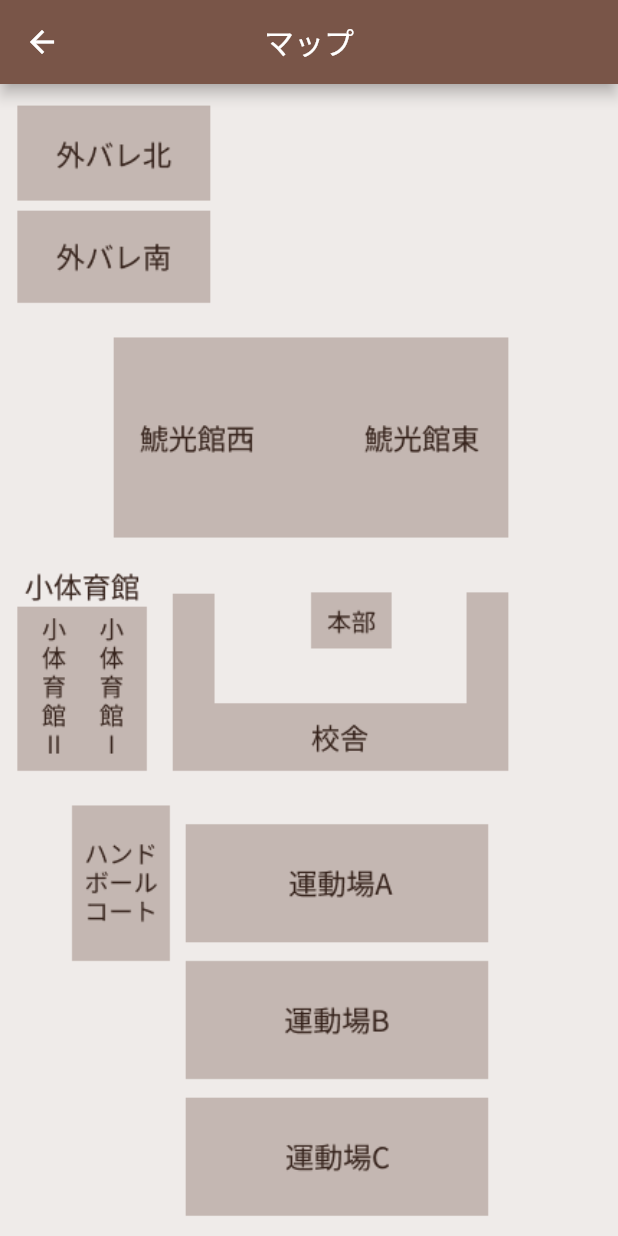
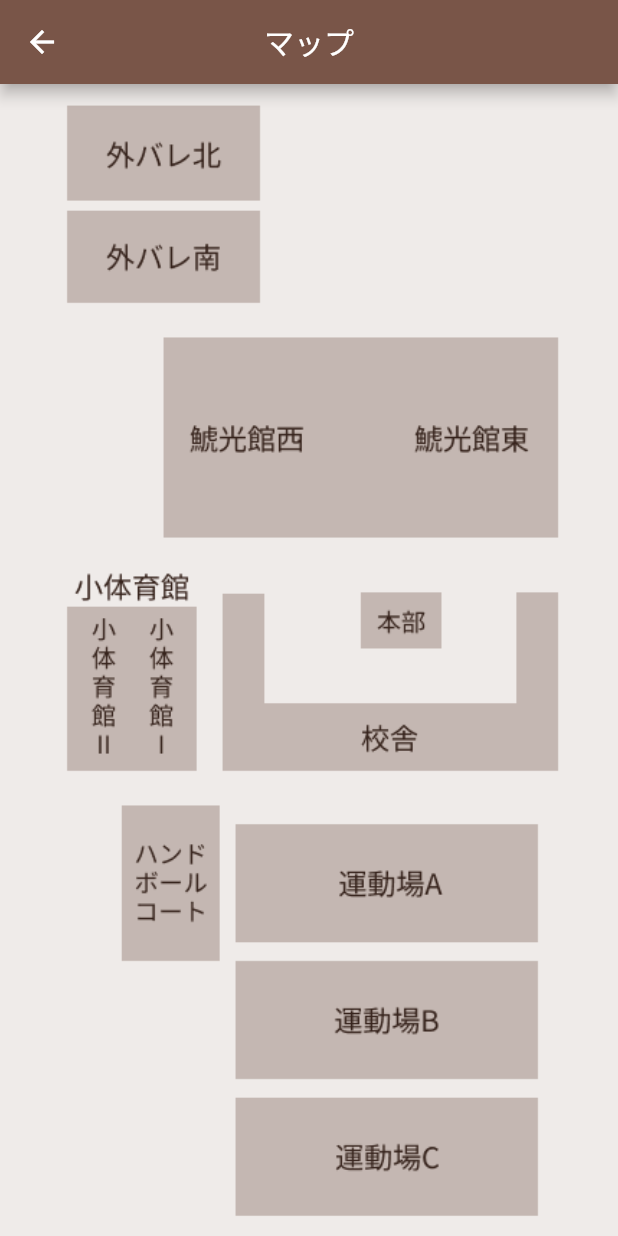
Before and after one commit to pe-tanman/rumutai_app, a Flutter app: the MapScreen screen opened by its route, on a phone screen of 412 x 824 dp. Run offline on Flutter 3.47's test engine with Material 2 defaults, Android fonts, the phone set to English and light mode, and no system bars; our stand-ins replace cloud_firestore, firebase_core, firebase_database, firebase_messaging, flutter_local_notifications, font_awesome_flutter and 3 more; missing offline and left inert: flutter_picker; accounts and stored records are empty.

Commit message:
map screen 修正

```diff
--- a/lib/screens/drawer/map_screen.dart
+++ b/lib/screens/drawer/map_screen.dart
@@ -48,18 +48,21 @@ class MapScreen extends StatelessWidget {
 
     return Scaffold(
       appBar: AppBar(title: const Text("マップ")),
-      body: Scrollbar(
-        child: Column(
-          mainAxisAlignment: MainAxisAlignment.center,
-          children: [
-            Expanded(
-              child: InteractiveViewer(
-                transformationController: _viewTransformationController,
-                maxScale: 5,
+      body: InteractiveViewer(
+        transformationController: _viewTransformationController,
+        maxScale: 5,
+        child: SizedBox(
+          width: double.infinity,
+          height: double.infinity,
+          child: Column(
+            mainAxisAlignment: MainAxisAlignment.center,
+            crossAxisAlignment: CrossAxisAlignment.center,
+            children: [
+              Expanded(
                 child: Image.asset("assets/images/map.png"),
               ),
-            ),
-          ],
+            ],
+          ),
         ),
       ),
     );
```
